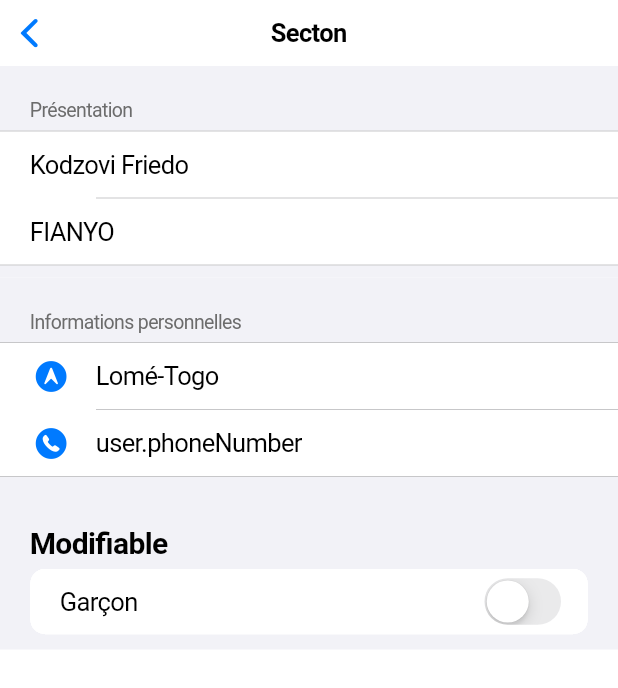
After one commit to KifK2f/cupertino, a Flutter app: the IosSectionPage screen opened directly, on a phone screen of 412 x 824 dp. The commit adds this screen. Shown: the top 688 px of the screen. Run offline on Flutter 3.47's test engine with Material 3 defaults, Android fonts, the phone set to English and light mode, and no system bars.

Commit message:
CupertinoListSection Ok

```diff
--- a/lib/ios_material/ios_scaffold.dart
+++ b/lib/ios_material/ios_scaffold.dart
@@ -1,5 +1,6 @@
 import 'package:cupertino/ios_material/ios_interactifs.dart';
 import 'package:cupertino/ios_material/ios_list_page.dart';
+import 'package:cupertino/ios_material/ios_section_page.dart';
 import 'package:flutter/cupertino.dart';
 import 'package:flutter/material.dart';
 
@@ -84,6 +85,27 @@ class _IOSPageScaffoldState extends State<IosPageScaffold> {
                 Navigator.push(context, route);
                   }
               ),
+
+              CupertinoButton(child: const Text("Liste avec section"),
+                  onPressed: (){
+                final route = CupertinoPageRoute(builder: ((context) => const IosSectionPage()));
+                Navigator.push(context, route);
+                  }
+              ),
+
+              // CupertinoButton.filled(child: const Text("Alert"),
+              //     onPressed: (){
+              //   showCupertinoDialog(context, builder: (context) {
+              //     return CupertinoAlertDialog(
+              //       title: const,
+              //     )
+              //   });
+              //   Navigator.push(context, route);
+              //     }
+              // ),
+
+
+
             ],
           )),
         ),
--- /dev/null
+++ b/lib/ios_material/ios_section_page.dart
@@ -0,0 +1,81 @@
+import 'package:flutter/cupertino.dart';
+
+class IosSectionPage extends StatefulWidget{
+  const IosSectionPage({super.key});
+
+  @override
+  State<StatefulWidget> createState() {
+    return _SectionState();
+  }
+}
+
+class _SectionState extends State<IosSectionPage>{
+  User user = User(
+      firstName: "Kodzovi Friedo",
+      lastName: "FIANYO",
+      phoneNumber: "+2282280000005879",
+      address: "Lomé-Togo",
+      isAGirl: false
+  );
+
+  @override
+  Widget build(BuildContext context) {
+    return CupertinoPageScaffold(
+      navigationBar: const CupertinoNavigationBar(
+        middle: Text("Secton"),
+      ),
+        child: ListView(
+          children: [
+            CupertinoListSection(
+              header: const Text("Présentation"),
+              children: [
+                CupertinoListTile(title: Text(user.firstName)),
+                CupertinoListTile(title: Text(user.lastName))
+              ],
+            ),
+            CupertinoListSection(
+              header: const Text("Informations personnelles"),
+              footer: const SizedBox(height: 8,),
+              children: [
+                CupertinoListTile(
+                  leading: const Icon(CupertinoIcons.location_circle_fill),
+                    title: Text(user.address),
+                ),
+                CupertinoListTile(
+                  leading: const Icon(CupertinoIcons.phone_circle_fill),
+                    title: Text("user.phoneNumber")
+                ),
+              ],
+            ),
+
+            CupertinoListSection.insetGrouped(header: const Text("Modifiable"),
+              children: [
+                CupertinoListTile(title: Text(user.isAGirl ? "Fille" : "Garçon"),
+                  trailing: CupertinoSwitch(value: user.isAGirl,
+                      onChanged: (newValue){
+                        setState(() {
+                          user.isAGirl = newValue;
+                        });
+                      }),
+                ),
+              ],
+            )
+
+          ],
+        )
+    );
+  }
+}
+
+class User {
+  String firstName;
+  String lastName;
+  String phoneNumber;
+  String address;
+  bool isAGirl;
+
+  User({ required this.firstName, required this.lastName, required this.phoneNumber,  required this.address,
+    required this.isAGirl});
+
+
+}
```
